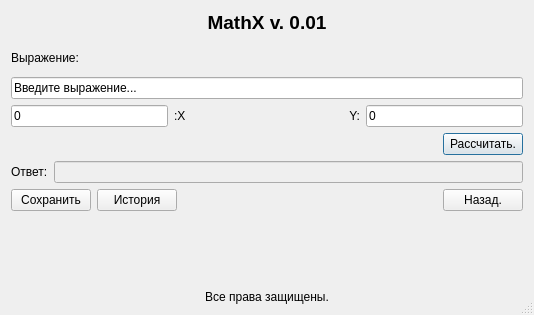
Before: the Qt Designer form calc.ui in Kanst/MathXv, drawn with Qt 5.
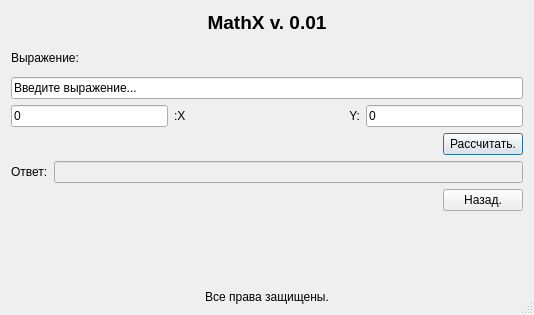
After: the same form once the commit is applied.

Diff of the .ui file:
```diff
--- a/calc.ui
+++ b/calc.ui
@@ -156,20 +156,6 @@
    </item>
    <item row="4" column="0">
     <layout class="QHBoxLayout" name="horizontalLayout_13">
-     <item>
-      <widget class="QPushButton" name="pushButton_4">
-       <property name="text">
-        <string>Сохранить</string>
-       </property>
-      </widget>
-     </item>
-     <item>
-      <widget class="QPushButton" name="pushButton_2">
-       <property name="text">
-        <string>История</string>
-       </property>
-      </widget>
-     </item>
      <item>
       <spacer name="horizontalSpacer_10">
        <property name="orientation">
```
